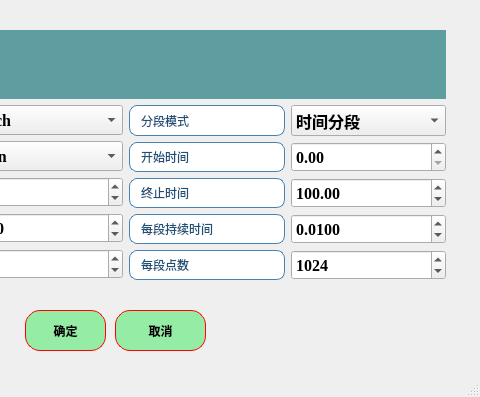
Qt form ui/VA_method_para.ui (azhongege24/predict_first) before a commit; both pictures show x 235 to 715 and y 0 to 397 of the 715 by 397 pixel window.
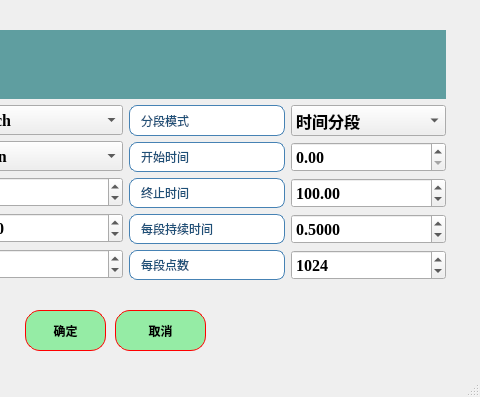
The same form after that commit.

Patch:
```diff
--- a/ui/VA_method_para.ui
+++ b/ui/VA_method_para.ui
@@ -692,11 +692,14 @@
              <property name="decimals">
               <number>4</number>
              </property>
+             <property name="maximum">
+              <double>9999.000000000000000</double>
+             </property>
              <property name="singleStep">
               <double>0.100000000000000</double>
              </property>
              <property name="value">
-              <double>0.010000000000000</double>
+              <double>0.500000000000000</double>
              </property>
             </widget>
            </item>
```
